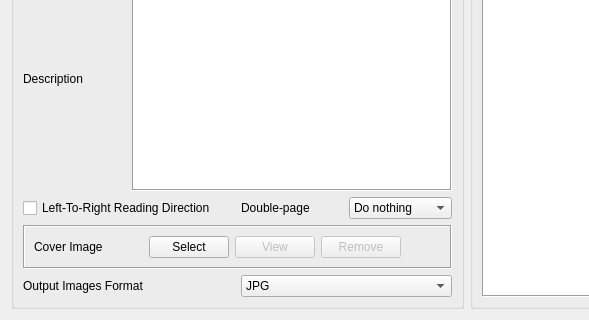
The window that mangaeditor.ui (viniavila/KMM) describes before a commit, drawn with Qt 5; both pictures show x 0 to 589 and y 215 to 535 of the 860 by 535 pixel window.
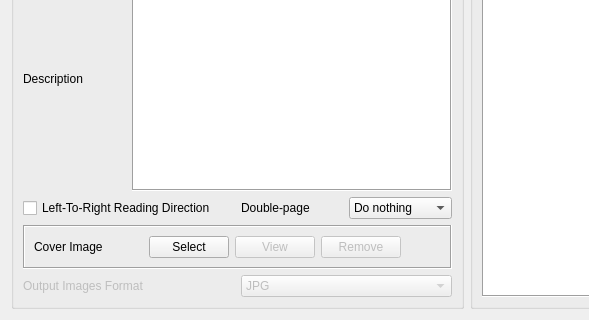
The same window after the commit. Icons and pictures are not drawn.

```diff
--- a/mangaeditor.ui
+++ b/mangaeditor.ui
@@ -116,6 +116,9 @@
       </item>
       <item row="8" column="2" colspan="2">
        <widget class="QComboBox" name="cboOutputType">
+        <property name="enabled">
+         <bool>false</bool>
+        </property>
         <property name="currentIndex">
          <number>0</number>
         </property>
@@ -155,6 +158,9 @@
       </item>
       <item row="8" column="0" colspan="2">
        <widget class="QLabel" name="label_10">
+        <property name="enabled">
+         <bool>false</bool>
+        </property>
         <property name="text">
          <string>Output Images Format</string>
         </property>
```
